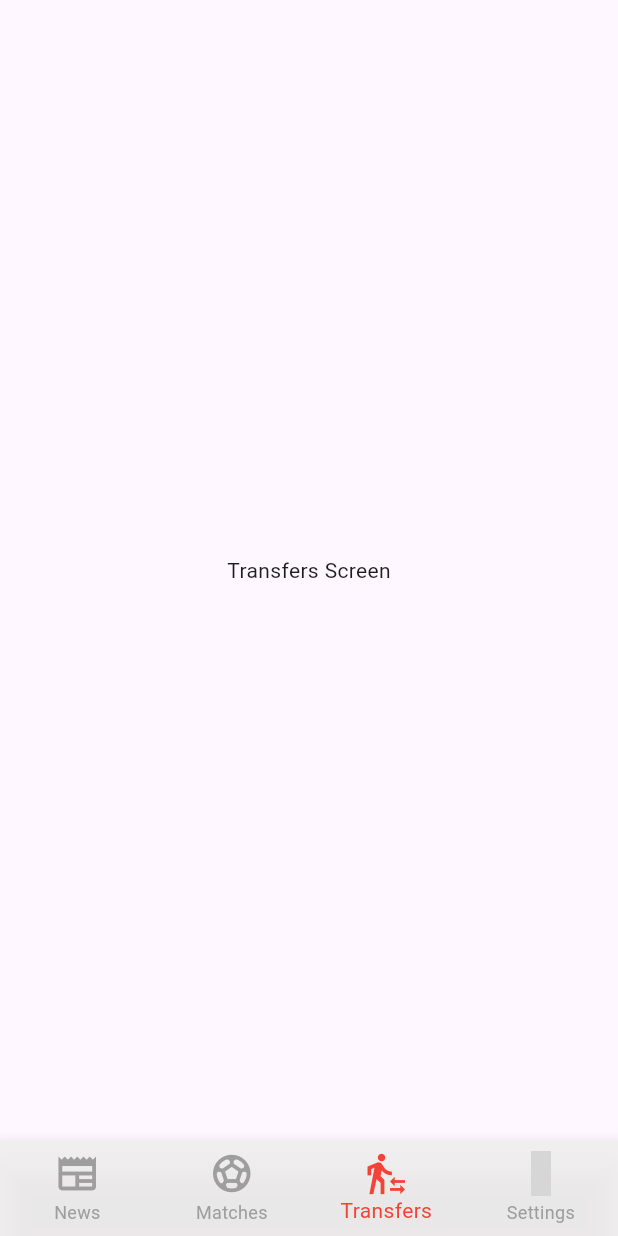
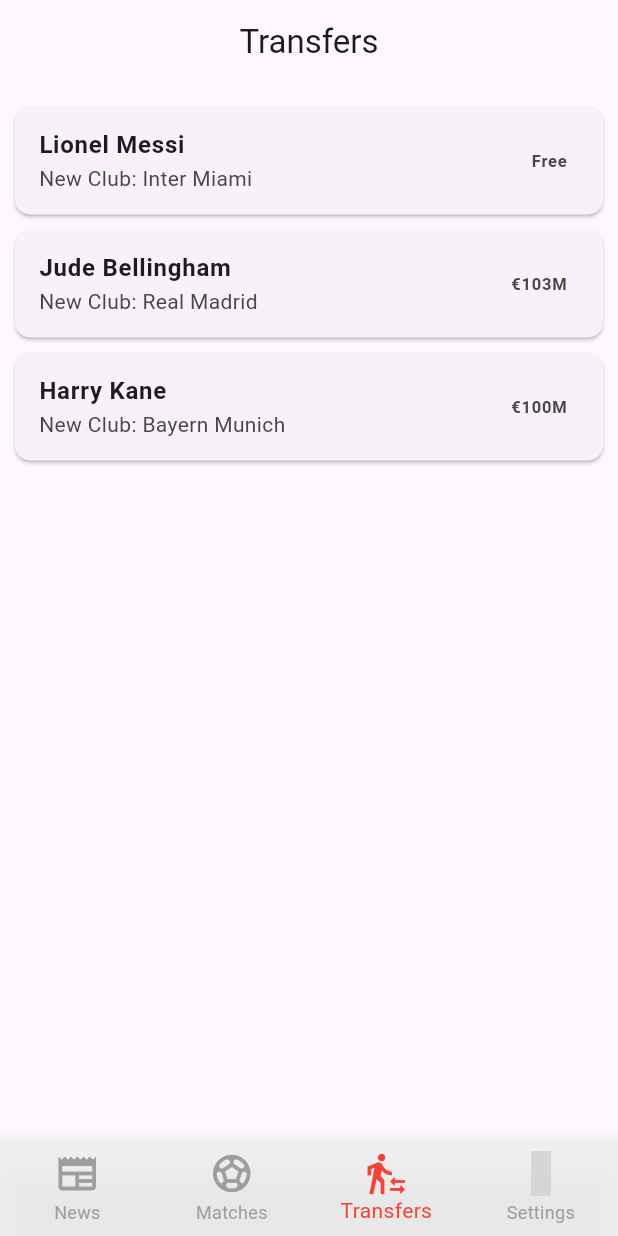
Before and after one commit to MoShehata7920/elkaweer, a Flutter app: the screen it shows after launch, item 3 of the bottom bar chosen, on a phone screen of 412 x 824 dp. Run offline on Flutter 3.47's test engine with Material 3 defaults, Android fonts, the phone set to English and light mode, and no system bars; our stand-ins replace flutter_iconly, lottie, shared_preferences; network calls fail; grey boxes are pictures that could not be loaded.

Commit message:
transfers screen

```diff
--- a/lib/main.dart
+++ b/lib/main.dart
@@ -1,6 +1,7 @@
 import 'package:elkaweer/provider/home_provider.dart';
 import 'package:elkaweer/provider/match_provider.dart';
 import 'package:elkaweer/provider/news_provider.dart';
+import 'package:elkaweer/provider/transfer_provider.dart';
 import 'package:flutter/material.dart';
 import 'package:provider/provider.dart';
 import 'package:elkaweer/provider/prefs_provider.dart';
@@ -35,12 +36,16 @@ void main() {
             return matchesProvider;
           },
         ),
+        ChangeNotifierProvider(create: (_) {
+          final transfersProvider = TransfersProvider();
+          transfersProvider.fetchTransfers();
+          return transfersProvider;
+        }),
       ],
       child: const MyApp(),
     ),
   );
 }
-
 
 class MyApp extends StatelessWidget {
   const MyApp({super.key});
--- /dev/null
+++ b/lib/models/transfer_model.dart
@@ -0,0 +1,11 @@
+class TransferData {
+  final String playerName;
+  final String newClub;
+  final String transferFee;
+
+  TransferData({
+    required this.playerName,
+    required this.newClub,
+    required this.transferFee,
+  });
+}
--- /dev/null
+++ b/lib/provider/transfer_provider.dart
@@ -0,0 +1,24 @@
+import 'package:flutter/material.dart';
+import 'package:elkaweer/models/transfer_model.dart';
+
+class TransfersProvider extends ChangeNotifier {
+  bool isLoading = true;
+  final List<TransferData> _transfers = [
+    TransferData(playerName: "Lionel Messi", newClub: "Inter Miami", transferFee: "Free"),
+    TransferData(playerName: "Jude Bellingham", newClub: "Real Madrid", transferFee: "€103M"),
+    TransferData(playerName: "Harry Kane", newClub: "Bayern Munich", transferFee: "€100M"),
+  ];
+
+  List<TransferData> get transfers => _transfers;
+
+  TransfersProvider() {
+    fetchTransfers();
+  }
+
+  void fetchTransfers() {
+    Future.delayed(const Duration(seconds: 1), () {
+      isLoading = false;
+      notifyListeners();
+    });
+  }
+}
--- a/lib/resources/strings_manager.dart
+++ b/lib/resources/strings_manager.dart
@@ -18,4 +18,7 @@ class AppStrings {
   static const String score = "Score:";
   static const String time = "Time:";
   static const String dateAndTime = "Date & Time:";
+
+  // transfers screen
+  static const String newClub = "New Club";
 }
--- /dev/null
+++ b/lib/screens/transfers/transfer_card.dart
@@ -0,0 +1,26 @@
+import 'package:elkaweer/resources/strings_manager.dart';
+import 'package:flutter/material.dart';
+
+class TransferCard extends StatelessWidget {
+  final String playerName, newClub, transferFee;
+  const TransferCard(
+      {super.key,
+      required this.playerName,
+      required this.newClub,
+      required this.transferFee});
+
+  @override
+  Widget build(BuildContext context) {
+    return Card(
+      margin: const EdgeInsets.symmetric(vertical: 5),
+      shape: RoundedRectangleBorder(borderRadius: BorderRadius.circular(10)),
+      child: ListTile(
+        title: Text(playerName,
+            style: const TextStyle(fontWeight: FontWeight.bold)),
+        subtitle: Text("${AppStrings.newClub}: $newClub"),
+        trailing: Text(transferFee,
+            style: const TextStyle(fontWeight: FontWeight.bold)),
+      ),
+    );
+  }
+}
--- a/lib/screens/transfers/transfers_screen.dart
+++ b/lib/screens/transfers/transfers_screen.dart
@@ -1,10 +1,40 @@
+import 'package:elkaweer/screens/transfers/transfer_card.dart';
 import 'package:flutter/material.dart';
+import 'package:provider/provider.dart';
+
+import 'package:elkaweer/models/transfer_model.dart';
+import 'package:elkaweer/provider/transfer_provider.dart';
+import 'package:elkaweer/resources/strings_manager.dart';
 
 class TransfersScreen extends StatelessWidget {
   const TransfersScreen({super.key});
 
   @override
   Widget build(BuildContext context) {
-    return const Scaffold(body: Center(child: Text('Transfers Screen')));
+    return Scaffold(
+      appBar: AppBar(
+        title: const Text(AppStrings.transfers),
+        centerTitle: true,
+      ),
+      body: Consumer<TransfersProvider>(
+        builder: (context, provider, child) {
+          if (provider.isLoading) {
+            return const Center(child: CircularProgressIndicator());
+          }
+
+          return ListView.builder(
+            padding: const EdgeInsets.all(10),
+            itemCount: provider.transfers.length,
+            itemBuilder: (context, index) {
+              final TransferData transfer = provider.transfers[index];
+              return TransferCard(
+                  playerName: transfer.playerName,
+                  newClub: transfer.newClub,
+                  transferFee: transfer.transferFee);
+            },
+          );
+        },
+      ),
+    );
   }
 }
```
